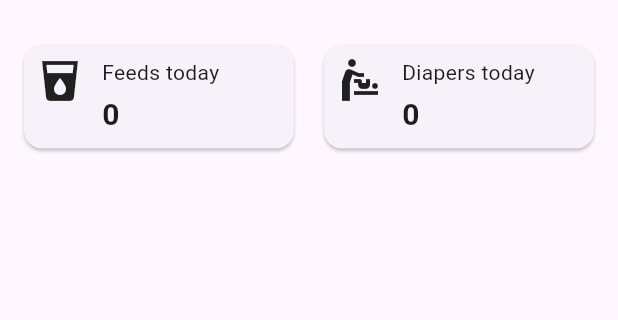
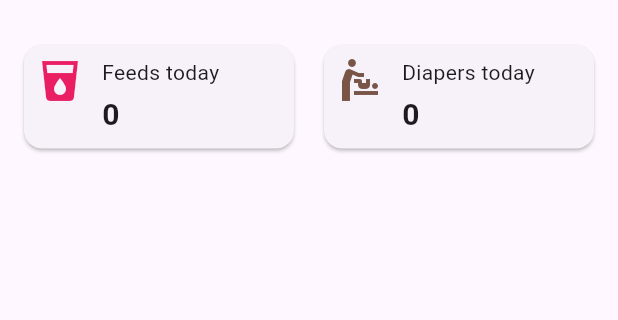
Before and after one commit to UziKhan847/simple_baby_tracker, a Flutter app: the screen it shows after launch, on a phone screen of 412 x 824 dp, the part 63-383 px from its top. Run offline on Flutter 3.47's test engine with Material 3 defaults, Android fonts, the phone set to English and light mode, and no system bars; our stand-ins replace share_plus, shared_preferences.

Commit message:
added color to the homepage totals

```diff
--- a/lib/homepage.dart
+++ b/lib/homepage.dart
@@ -259,6 +259,7 @@ class _HomePageState extends State<HomePage> {
                           title: 'Feeds today',
                           value: '${_totalFeedsToday()}',
                           icon: Icons.local_drink,
+                          color: Colors.pink,
                         ),
                       ),
                       const SizedBox(width: 12),
@@ -267,6 +268,7 @@ class _HomePageState extends State<HomePage> {
                           title: 'Diapers today',
                           value: '${_totalDiapersToday()}',
                           icon: Icons.baby_changing_station,
+                          color: Colors.brown,
                         ),
                       ),
                     ],
--- a/lib/stat_card.dart
+++ b/lib/stat_card.dart
@@ -6,11 +6,13 @@ class StatCard extends StatelessWidget {
     required this.title,
     required this.value,
     required this.icon,
+    required this.color
   });
 
   final String title;
   final String value;
   final IconData icon;
+  final Color color;
 
   @override
   Widget build(BuildContext context) {
@@ -20,7 +22,7 @@ class StatCard extends StatelessWidget {
         child: Row(
           crossAxisAlignment: .start,
           children: [
-            Icon(icon, size: 32),
+            Icon(icon, size: 32, color: color,),
             const SizedBox(width: 12),
 
             Expanded(
--- a/lib/summary_header_delegate.dart
+++ b/lib/summary_header_delegate.dart
@@ -1,5 +1,5 @@
 import 'package:flutter/material.dart';
-import 'package:simple_baby_tracker/stat.dart';
+import 'package:simple_baby_tracker/day_stat.dart';
 
 class SummaryHeaderDelegate extends SliverPersistentHeaderDelegate {
   final int poos;
```
Also changed, not shown: lib/day_stat.dart (renamed from lib/stat.dart).
